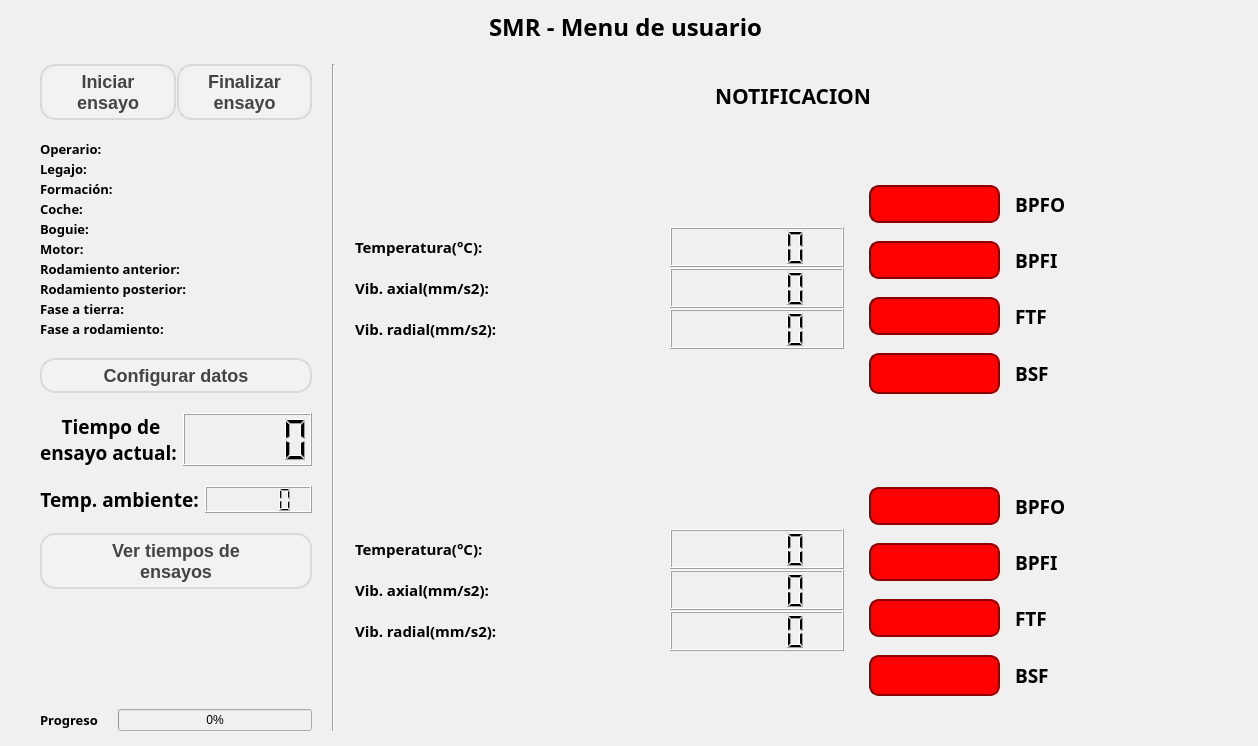
Before: the Qt Designer form app_smr/Qt/win_user.ui in nvargas24/Sistema_medicion_de_rodamientos-SMR, drawn with Qt 5.
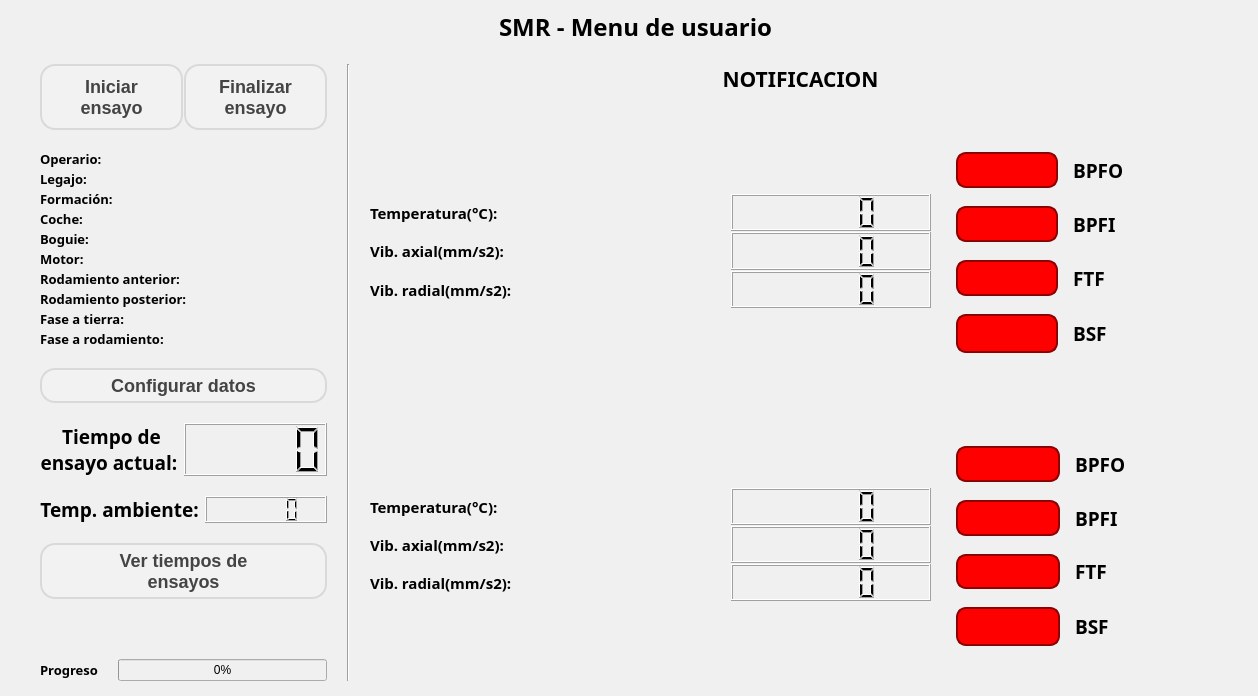
After: the same form once the commit is applied.

Commit message: ajusto dimensiones de win_user

```diff
--- a/app_smr/Qt/win_user.ui
+++ b/app_smr/Qt/win_user.ui
@@ -7,7 +7,7 @@
     <x>0</x>
     <y>0</y>
     <width>1258</width>
-    <height>746</height>
+    <height>696</height>
    </rect>
   </property>
   <property name="sizePolicy">
@@ -31,10 +31,10 @@
    <widget class="QWidget" name="verticalLayoutWidget_3">
     <property name="geometry">
      <rect>
-      <x>20</x>
+      <x>40</x>
       <y>10</y>
-      <width>1211</width>
-      <height>721</height>
+      <width>1191</width>
+      <height>671</height>
      </rect>
     </property>
     <layout class="QVBoxLayout" name="verticalLayout_9">
@@ -62,9 +62,9 @@
      <item>
       <layout class="QHBoxLayout" name="horizontalLayout_11" stretch="1,0,3">
        <item>
-        <layout class="QVBoxLayout" name="verticalLayout_7" stretch="2,6,1,0,0,6,0">
+        <layout class="QVBoxLayout" name="verticalLayout_7" stretch="2,6,1,0,0,0,0">
          <property name="leftMargin">
-          <number>20</number>
+          <number>0</number>
          </property>
          <property name="bottomMargin">
           <number>0</number>
@@ -723,7 +723,7 @@
         </widget>
        </item>
        <item>
-        <layout class="QVBoxLayout" name="verticalLayout" stretch="4,18,18">
+        <layout class="QVBoxLayout" name="verticalLayout" stretch="2,18,18">
          <item>
           <widget class="QLabel" name="label_notificacion">
            <property name="font">
@@ -743,7 +743,7 @@
           </widget>
          </item>
          <item>
-          <layout class="QHBoxLayout" name="horizontalLayout_73" stretch="4,9,3">
+          <layout class="QHBoxLayout" name="horizontalLayout_73" stretch="8,15,4">
            <property name="bottomMargin">
             <number>0</number>
            </property>
@@ -838,7 +838,7 @@
               <number>30</number>
              </property>
              <property name="rightMargin">
-              <number>20</number>
+              <number>5</number>
              </property>
              <property name="bottomMargin">
               <number>30</number>
@@ -1028,7 +1028,7 @@
           </layout>
          </item>
          <item>
-          <layout class="QHBoxLayout" name="horizontalLayout_74" stretch="4,9,3">
+          <layout class="QHBoxLayout" name="horizontalLayout_74" stretch="8,15,4">
            <item>
             <layout class="QVBoxLayout" name="verticalLayout_18" stretch="2,2,2">
              <property name="spacing">
@@ -1120,7 +1120,7 @@
               <number>30</number>
              </property>
              <property name="rightMargin">
-              <number>20</number>
+              <number>0</number>
              </property>
              <property name="bottomMargin">
               <number>30</number>
```
The commit also changes 1 other file.
